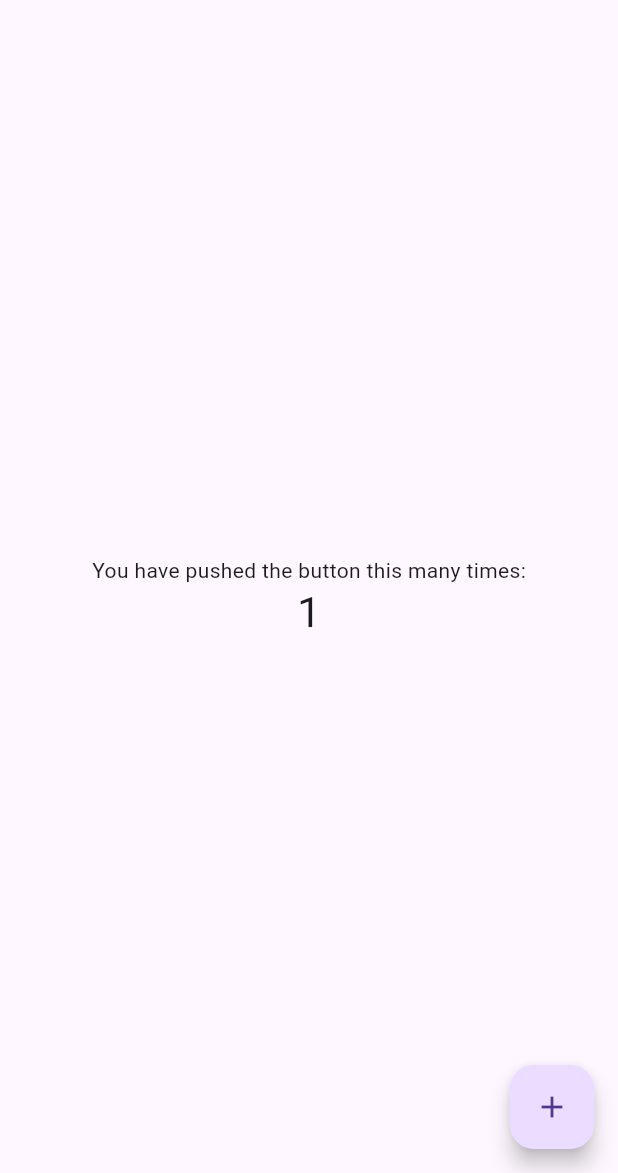
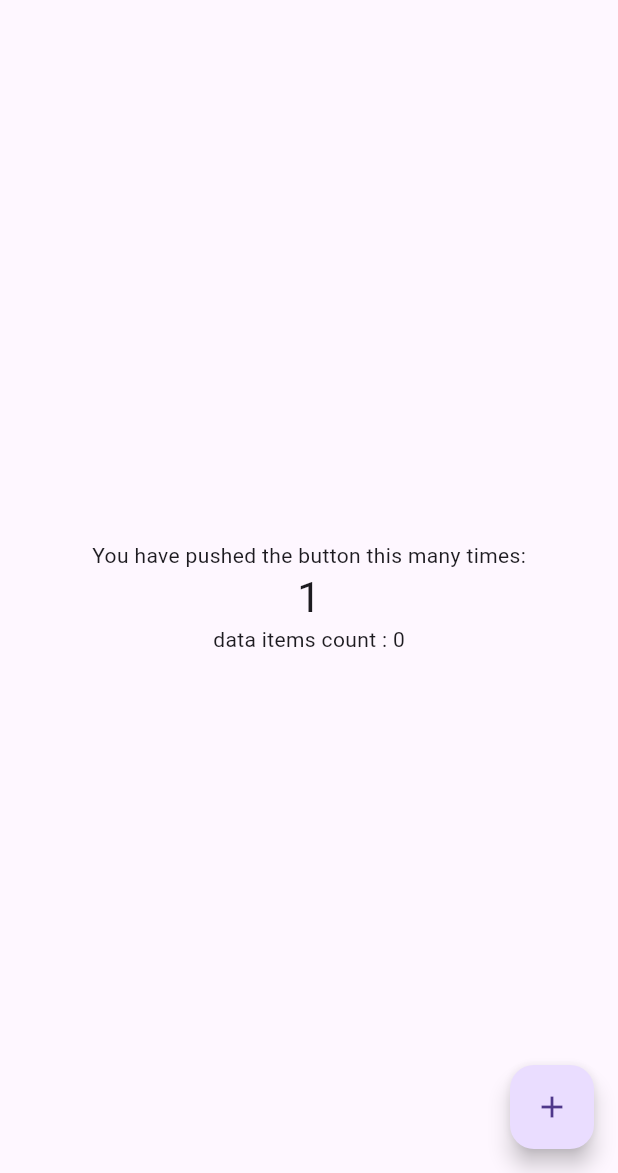
Before and after one commit to diederikMrAwesome/Sqlite_db_fun, a Flutter app: the screen it shows after launch, after a tap on the "add" icon, on a phone screen of 412 x 824 dp, the part 63-1236 px from its top. Run offline on Flutter 3.47's test engine with Material 3 defaults, Android fonts, the phone set to English and light mode, and no system bars; our stand-ins replace drift, sqlite3_flutter_libs; missing offline and left inert: sqlite3; accounts and stored records are empty; generated files the repository leaves out were written again.

Commit message:
Drift access app db.

```diff
--- a/flutter_module/lib/db/database.dart
+++ b/flutter_module/lib/db/database.dart
@@ -14,7 +14,11 @@ class DataItems extends Table {
   TextColumn get username => text()();
   TextColumn get email => text()();
   IntColumn get age => integer().nullable()();
-  BoolColumn get isActive => boolean()();
+  BoolColumn get isActive => boolean().nullable()();
+
+  @override
+  String get tableName => 'dataitem';
+
 }
 
 @DriftDatabase(tables: [DataItems])
@@ -45,6 +49,8 @@ LazyDatabase _openConnection() {
   return LazyDatabase(() async {
 
     final file = File("/data/data/com.skynamo.sqlitedbfun/databases/data.db");
+    // NOTE this might change with different path to app and or root external folder
+    final tempFolder = File("/storage/emulated/0/Android/data/com.skynamo.sqlitedbfun/files");
 
     // Also work around limitations on old Android versions
     if (Platform.isAndroid) {
@@ -53,7 +59,7 @@ LazyDatabase _openConnection() {
 
     // Make sqlite3 pick a more suitable location for temporary files - the
     // one from the system may be inaccessible due to sandboxing.
-    final cachebase = (await getTemporaryDirectory()).path;
+    final cachebase = tempFolder.path;
     // We can't access /tmp on Android, which sqlite3 would try by default.
     // Explicitly tell it about the correct temporary directory.
     sqlite3.tempDirectory = cachebase;
@@ -63,7 +69,7 @@ LazyDatabase _openConnection() {
     Database database =
     sqlite3.open(file.path, mode: OpenMode.readWriteCreate);
     return NativeDatabase.opened(database,
-        enableMigrations: true,
+        enableMigrations: false,
         closeUnderlyingOnClose: true,
         logStatements: true); //Log the sql statements i
   });
--- a/flutter_module/lib/main.dart
+++ b/flutter_module/lib/main.dart
@@ -1,6 +1,11 @@
+import 'package:drift/drift.dart' hide Column;
 import 'package:flutter/material.dart';
+import 'package:flutter_module/db/database.dart';
 
-void main() => runApp(const MyApp());
+void main() {
+  WidgetsFlutterBinding.ensureInitialized();
+  runApp(const MyApp());
+}
 
 class MyApp extends StatelessWidget {
   const MyApp({super.key});
@@ -8,6 +13,7 @@ class MyApp extends StatelessWidget {
   // This widget is the root of your application.
   @override
   Widget build(BuildContext context) {
+
     return MaterialApp(
       title: 'Flutter Demo',
       theme: ThemeData(
@@ -21,13 +27,13 @@ class MyApp extends StatelessWidget {
         // counter didn't reset back to zero; the application is not restarted.
         primarySwatch: Colors.blue,
       ),
-      home: const MyHomePage(title: 'Flutter Demo Home Page'),
+      home: const MyHomePage(title: 'Flutter Demo Home Page', items: []),
     );
   }
 }
 
 class MyHomePage extends StatefulWidget {
-  const MyHomePage({super.key, required this.title});
+  const MyHomePage({super.key, required this.title, required this.items});
 
   // This widget is the home page of your application. It is stateful, meaning
   // that it has a State object (defined below) that contains fields that affect
@@ -39,6 +45,7 @@ class MyHomePage extends StatefulWidget {
   // always marked "final".
 
   final String title;
+  final List<DataItems> items;
 
   @override
   State<MyHomePage> createState() => _MyHomePageState();
@@ -46,6 +53,7 @@ class MyHomePage extends StatefulWidget {
 
 class _MyHomePageState extends State<MyHomePage> {
   int _counter = 0;
+  late Future<List<DataItem>> _tasksFuture;
 
   void _incrementCounter() {
     setState(() {
@@ -59,6 +67,22 @@ class _MyHomePageState extends State<MyHomePage> {
   }
 
   @override
+  void initState() {
+    super.initState();
+    _loadData();
+  }
+
+  Future<void> _loadData() async {
+    var database = AppDatabase();
+    var list = (database.select(database.dataItems)).get();
+
+    // Fetch tasks and update the state
+    // setState(() {
+      _tasksFuture = list;
+    // });
+  }
+
+  @override
   Widget build(BuildContext context) {
     // This method is rerun every time setState is called, for instance as done
     // by the _incrementCounter method above.
@@ -66,6 +90,20 @@ class _MyHomePageState extends State<MyHomePage> {
     // The Flutter framework has been optimized to make rerunning build methods
     // fast, so that you can just rebuild anything that needs updating rather
     // than having to individually change instances of widgets.
+    return FutureBuilder<List<DataItem>>(
+        future: _tasksFuture,
+        builder: (context, snapshot) {
+      if (snapshot.connectionState == ConnectionState.waiting) {
+        return const CircularProgressIndicator(); // Show loading indicator while data is being fetched
+      } else if (snapshot.hasError) {
+        return Text('Error: ${snapshot.error}',
+            style: Theme
+            .of(context)
+            .textTheme
+            .bodySmall);
+      } else {
+        // Data loaded successfully, display it in the UI
+        final tasks = snapshot.data ?? [];
         return Scaffold(
           appBar: AppBar(
             // Here we take the value from the MyHomePage object that was created by
@@ -97,7 +135,13 @@ class _MyHomePageState extends State<MyHomePage> {
                 ),
                 Text(
                   '$_counter',
-              style: Theme.of(context).textTheme.headlineMedium,
+                  style: Theme
+                      .of(context)
+                      .textTheme
+                      .headlineMedium,
+                ),
+                Text(
+                  "data items count : ${tasks.length}",
                 ),
               ],
             ),
@@ -108,5 +152,6 @@ class _MyHomePageState extends State<MyHomePage> {
             child: const Icon(Icons.add),
           ), // This trailing comma makes auto-formatting nicer for build methods.
         );
+      }});
   }
 }
```
Also changed, not shown: flutter_module/lib/db/database.g.dart, 2 other files. Lines whose indentation alone changed are shown as unchanged.
